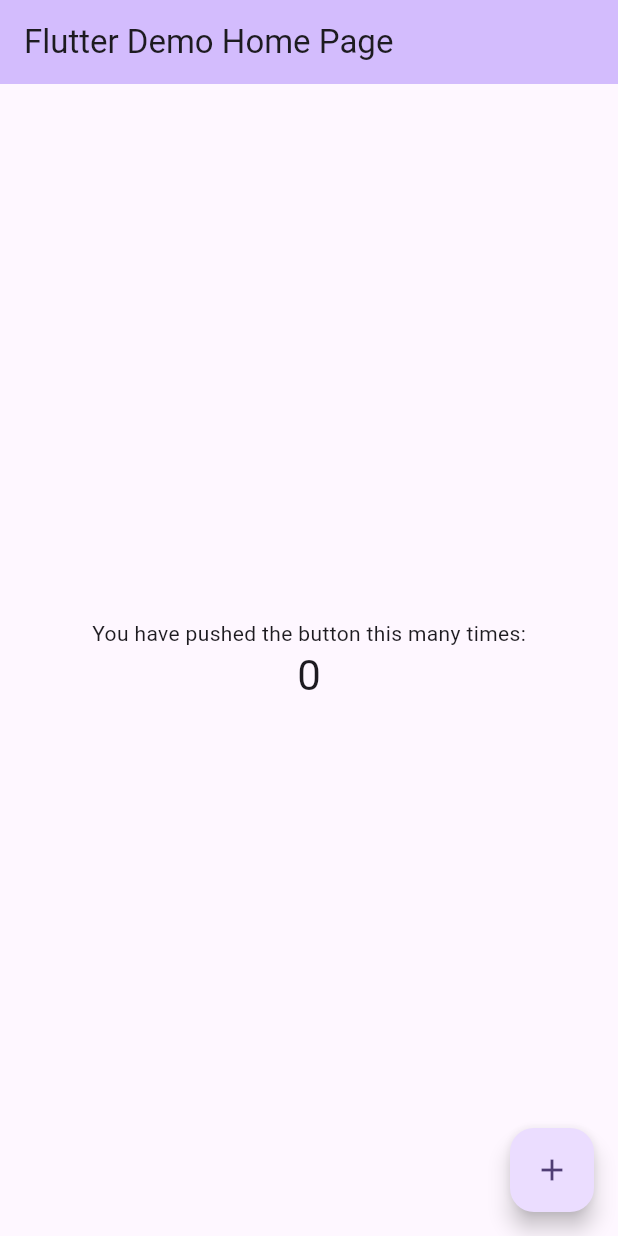
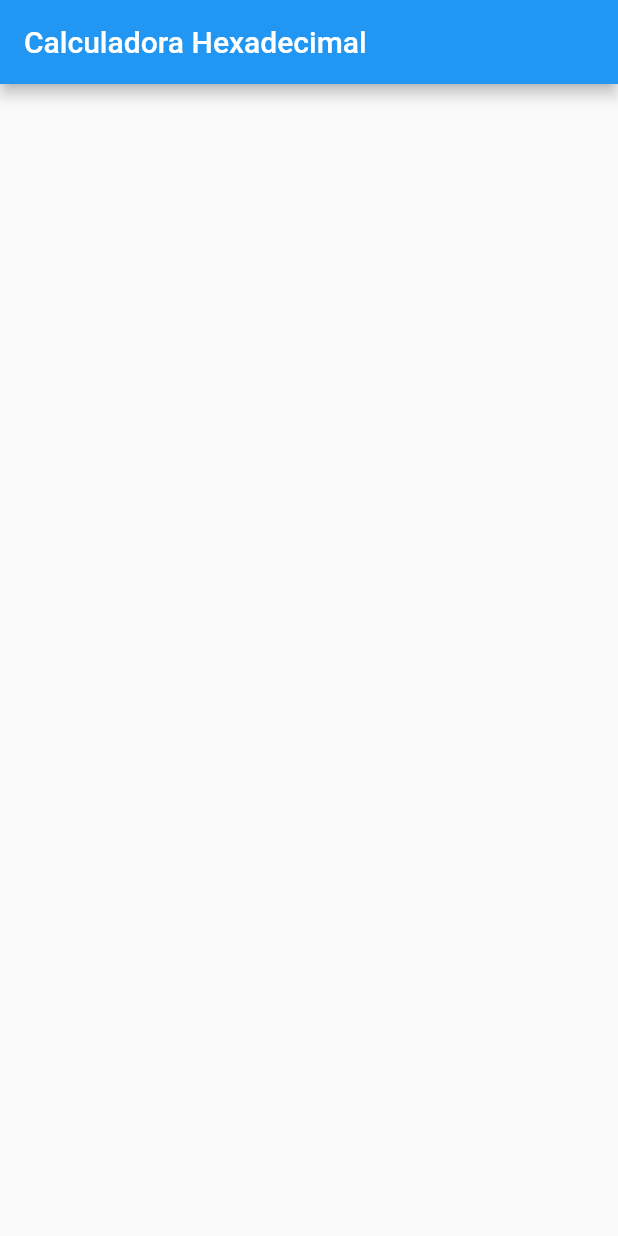
Before and after one commit to jumouramar/calculadora-hexadecimal, a Flutter app: the screen it shows after launch, on a phone screen of 412 x 824 dp. Run offline on Flutter 3.47's test engine with Material 2 defaults, Android fonts, the phone set to English and light mode, and no system bars.

Commit message:
create home class

```diff
--- /dev/null
+++ b/lib/home.dart
@@ -0,0 +1,17 @@
+import 'package:flutter/material.dart';
+
+class Home extends StatefulWidget {
+  const Home({super.key});
+
+  @override
+  State<Home> createState() => _HomeState();
+}
+
+class _HomeState extends State<Home> {
+  @override
+  Widget build(BuildContext context) {
+    return Scaffold(
+      appBar: AppBar(title: Text('Calculadora Hexadecimal'))
+    );
+  }
+}
--- a/lib/main.dart
+++ b/lib/main.dart
@@ -1,125 +1,10 @@
 import 'package:flutter/material.dart';
+import 'home.dart';
 
 void main() {
-  runApp(const MyApp());
+  runApp(MaterialApp(
+    title: 'Calculadora Hexadecimal',
+    debugShowCheckedModeBanner: false,
+    home: Home()
+  ));
 }
-
-class MyApp extends StatelessWidget {
-  const MyApp({super.key});
-
-  // This widget is the root of your application.
-  @override
-  Widget build(BuildContext context) {
-    return MaterialApp(
-      title: 'Flutter Demo',
-      theme: ThemeData(
-        // This is the theme of your application.
-        //
-        // TRY THIS: Try running your application with "flutter run". You'll see
-        // the application has a blue toolbar. Then, without quitting the app,
-        // try changing the seedColor in the colorScheme below to Colors.green
-        // and then invoke "hot reload" (save your changes or press the "hot
-        // reload" button in a Flutter-supported IDE, or press "r" if you used
-        // the command line to start the app).
-        //
-        // Notice that the counter didn't reset back to zero; the application
-        // state is not lost during the reload. To reset the state, use hot
-        // restart instead.
-        //
-        // This works for code too, not just values: Most code changes can be
-        // tested with just a hot reload.
-        colorScheme: ColorScheme.fromSeed(seedColor: Colors.deepPurple),
-        useMaterial3: true,
-      ),
-      home: const MyHomePage(title: 'Flutter Demo Home Page'),
-    );
-  }
-}
-
-class MyHomePage extends StatefulWidget {
-  const MyHomePage({super.key, required this.title});
-
-  // This widget is the home page of your application. It is stateful, meaning
-  // that it has a State object (defined below) that contains fields that affect
-  // how it looks.
-
-  // This class is the configuration for the state. It holds the values (in this
-  // case the title) provided by the parent (in this case the App widget) and
-  // used by the build method of the State. Fields in a Widget subclass are
-  // always marked "final".
-
-  final String title;
-
-  @override
-  State<MyHomePage> createState() => _MyHomePageState();
-}
-
-class _MyHomePageState extends State<MyHomePage> {
-  int _counter = 0;
-
-  void _incrementCounter() {
-    setState(() {
-      // This call to setState tells the Flutter framework that something has
-      // changed in this State, which causes it to rerun the build method below
-      // so that the display can reflect the updated values. If we changed
-      // _counter without calling setState(), then the build method would not be
-      // called again, and so nothing would appear to happen.
-      _counter++;
-    });
-  }
-
-  @override
-  Widget build(BuildContext context) {
-    // This method is rerun every time setState is called, for instance as done
-    // by the _incrementCounter method above.
-    //
-    // The Flutter framework has been optimized to make rerunning build methods
-    // fast, so that you can just rebuild anything that needs updating rather
-    // than having to individually change instances of widgets.
-    return Scaffold(
-      appBar: AppBar(
-        // TRY THIS: Try changing the color here to a specific color (to
-        // Colors.amber, perhaps?) and trigger a hot reload to see the AppBar
-        // change color while the other colors stay the same.
-        backgroundColor: Theme.of(context).colorScheme.inversePrimary,
-        // Here we take the value from the MyHomePage object that was created by
-        // the App.build method, and use it to set our appbar title.
-        title: Text(widget.title),
-      ),
-      body: Center(
-        // Center is a layout widget. It takes a single child and positions it
-        // in the middle of the parent.
-        child: Column(
-          // Column is also a layout widget. It takes a list of children and
-          // arranges them vertically. By default, it sizes itself to fit its
-          // children horizontally, and tries to be as tall as its parent.
-          //
-          // Column has various properties to control how it sizes itself and
-          // how it positions its children. Here we use mainAxisAlignment to
-          // center the children vertically; the main axis here is the vertical
-          // axis because Columns are vertical (the cross axis would be
-          // horizontal).
-          //
-          // TRY THIS: Invoke "debug painting" (choose the "Toggle Debug Paint"
-          // action in the IDE, or press "p" in the console), to see the
-          // wireframe for each widget.
-          mainAxisAlignment: MainAxisAlignment.center,
-          children: <Widget>[
-            const Text(
-              'You have pushed the button this many times:',
-            ),
-            Text(
-              '$_counter',
-              style: Theme.of(context).textTheme.headlineMedium,
-            ),
-          ],
-        ),
-      ),
-      floatingActionButton: FloatingActionButton(
-        onPressed: _incrementCounter,
-        tooltip: 'Increment',
-        child: const Icon(Icons.add),
-      ), // This trailing comma makes auto-formatting nicer for build methods.
-    );
-  }
-}
```
